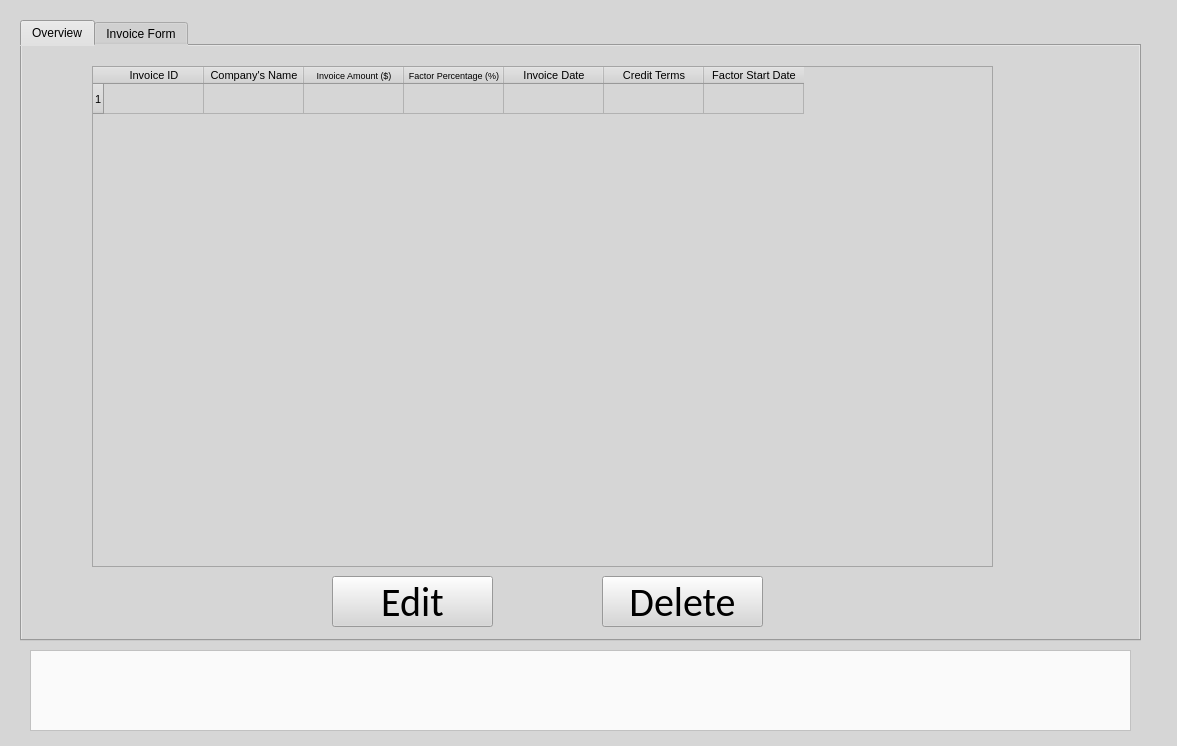
This is app/LoanFactoringUI.ui in Ziinc/QF205 as Qt 5 draws it before an edit. The edited form follows.
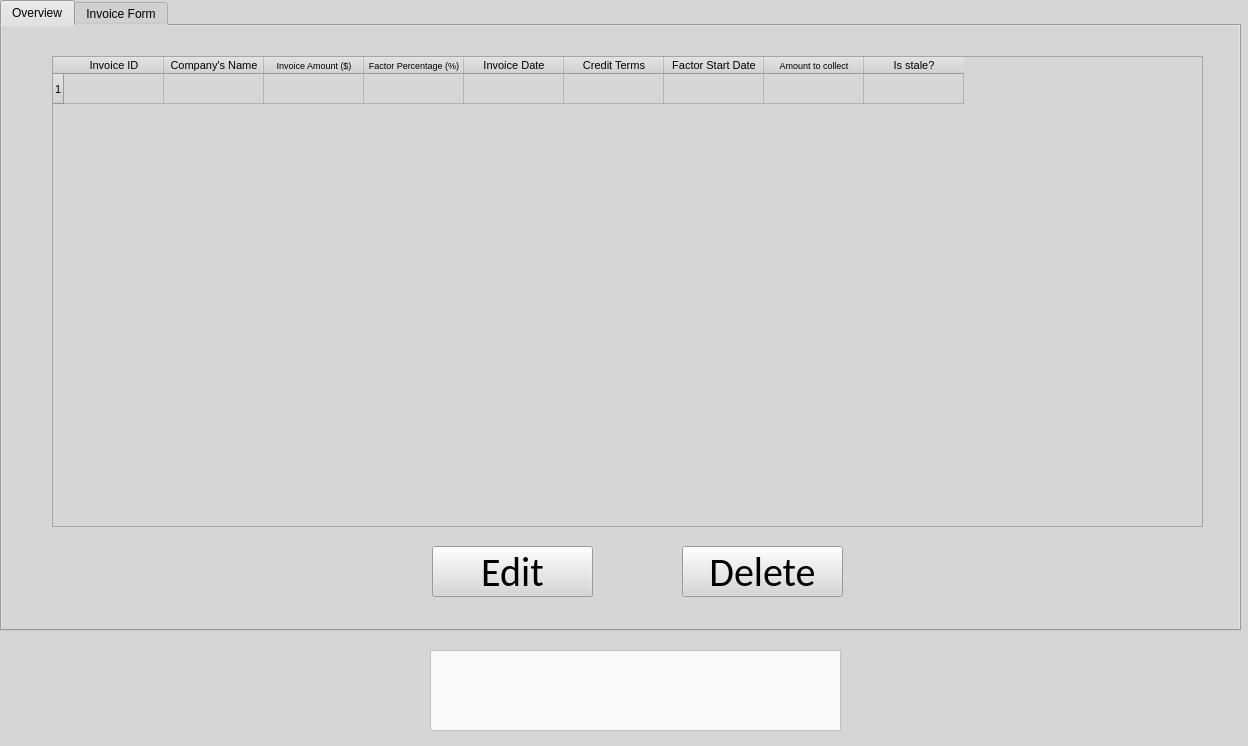
This is the edited form.

```diff
--- a/app/LoanFactoringUI.ui
+++ b/app/LoanFactoringUI.ui
@@ -6,7 +6,7 @@
    <rect>
     <x>0</x>
     <y>0</y>
-    <width>1177</width>
+    <width>1248</width>
     <height>746</height>
    </rect>
   </property>
@@ -111,10 +111,10 @@
    <widget class="QTabWidget" name="tabWidget">
     <property name="geometry">
      <rect>
-      <x>20</x>
-      <y>20</y>
-      <width>1121</width>
-      <height>621</height>
+      <x>0</x>
+      <y>0</y>
+      <width>1241</width>
+      <height>631</height>
      </rect>
     </property>
     <property name="currentIndex">
@@ -135,16 +135,22 @@
      <widget class="QTableWidget" name="OverviewTable">
       <property name="geometry">
        <rect>
-        <x>70</x>
-        <y>20</y>
-        <width>901</width>
-        <height>501</height>
+        <x>50</x>
+        <y>30</y>
+        <width>1151</width>
+        <height>471</height>
        </rect>
       </property>
-      <property name="maximumSize">
+      <property name="minimumSize">
        <size>
         <width>991</width>
-        <height>16777215</height>
+        <height>471</height>
+       </size>
+      </property>
+      <property name="maximumSize">
+       <size>
+        <width>2000</width>
+        <height>471</height>
        </size>
       </property>
       <row>
@@ -204,6 +210,21 @@
         <string>Factor Start Date</string>
        </property>
       </column>
+      <column>
+       <property name="text">
+        <string>Amount to collect</string>
+       </property>
+       <property name="font">
+        <font>
+         <pointsize>7</pointsize>
+        </font>
+       </property>
+      </column>
+      <column>
+       <property name="text">
+        <string>Is stale?</string>
+       </property>
+      </column>
       <item row="0" column="0">
        <property name="text">
         <string/>
@@ -218,8 +239,8 @@
      <widget class="QPushButton" name="DeleteButton">
       <property name="geometry">
        <rect>
-        <x>580</x>
-        <y>530</y>
+        <x>680</x>
+        <y>520</y>
         <width>161</width>
         <height>51</height>
        </rect>
@@ -237,8 +258,8 @@
      <widget class="QPushButton" name="EditButton">
       <property name="geometry">
        <rect>
-        <x>310</x>
-        <y>530</y>
+        <x>430</x>
+        <y>520</y>
         <width>161</width>
         <height>51</height>
        </rect>
@@ -714,9 +735,9 @@
    <widget class="QPlainTextEdit" name="plainTextEdit">
     <property name="geometry">
      <rect>
-      <x>30</x>
+      <x>430</x>
       <y>650</y>
-      <width>1101</width>
+      <width>411</width>
       <height>81</height>
      </rect>
     </property>
```
Left out of the diff: 12 changed lines with no effect on the pictures.
